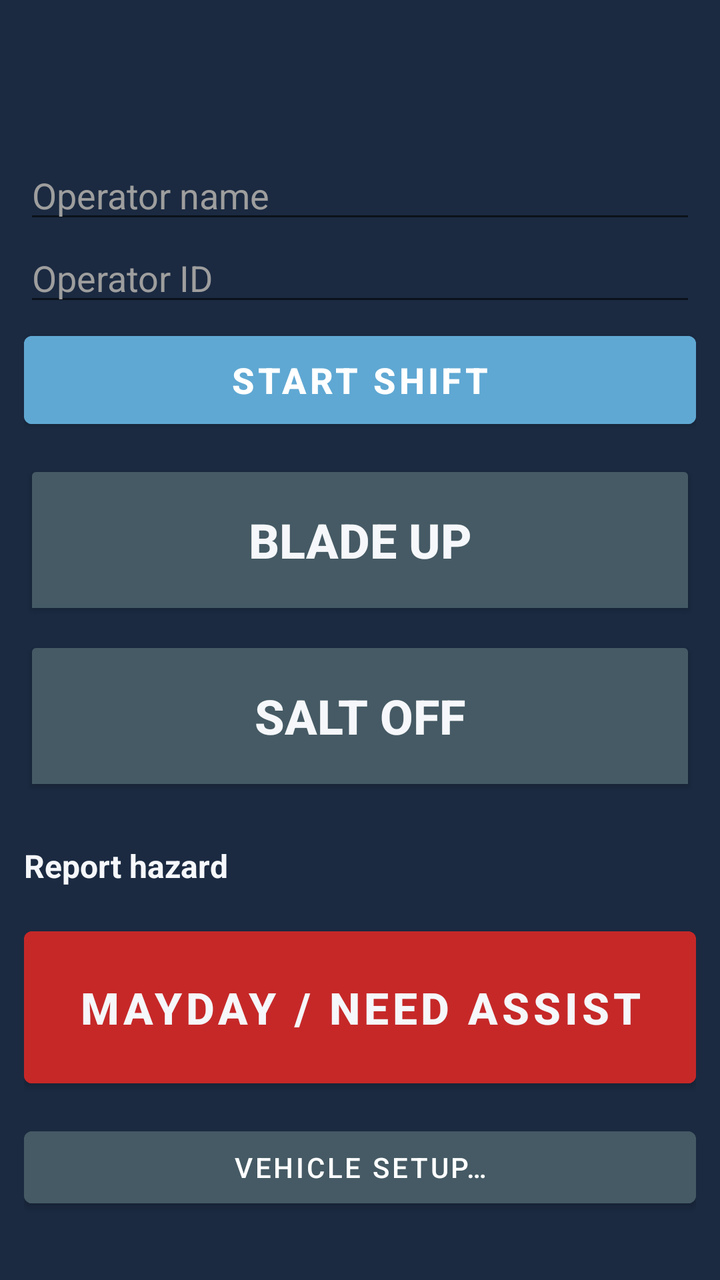
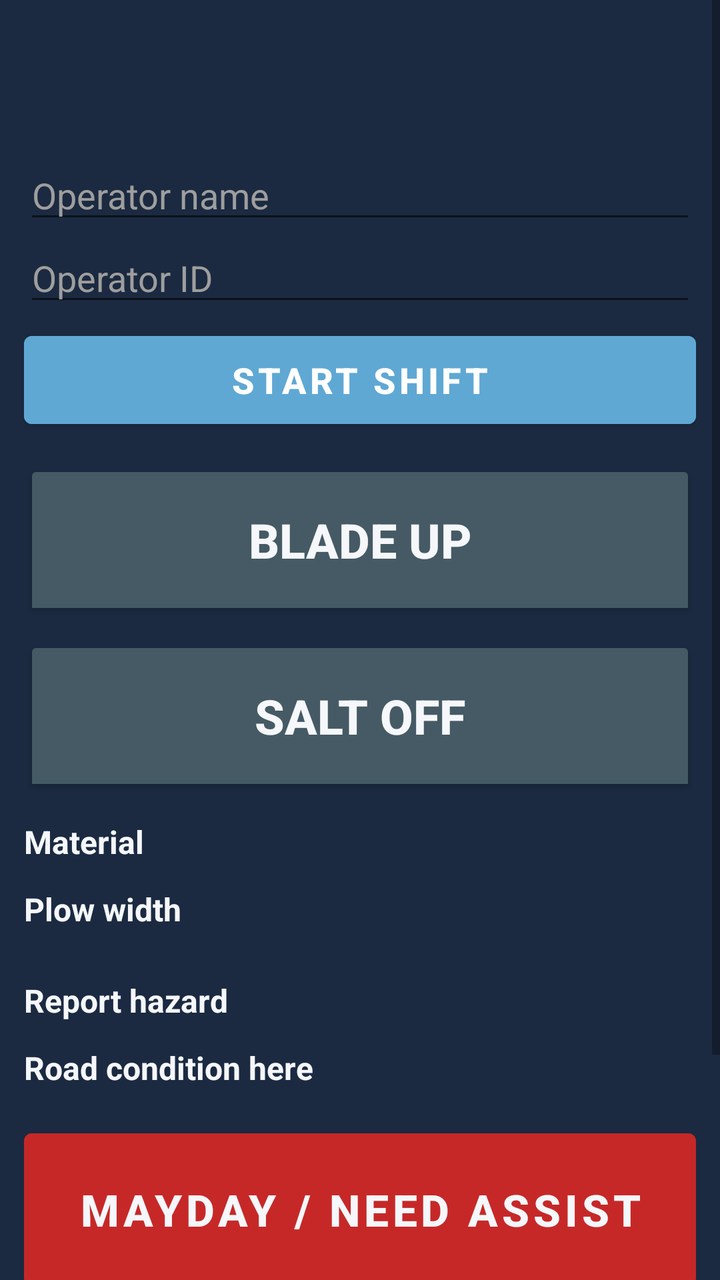

Two renders of the same Android screen: before a commit and after it. Below are the layout's source before the change and the commit's diff.
<!-- AndroidManifest.xml: fallback theme Theme.MaterialComponents.DayNight.NoActionBar -->
<!-- res/layout/panel_driver.xml -->
<?xml version="1.0" encoding="utf-8"?>
<ScrollView xmlns:android="http://schemas.android.com/apk/res/android"
    android:layout_width="match_parent"
    android:layout_height="match_parent"
    android:background="@color/ideaplow_bg">

    <LinearLayout
        android:layout_width="match_parent"
        android:layout_height="wrap_content"
        android:orientation="vertical"
        android:padding="12dp">

        <TextView
            android:id="@+id/driver_header"
            android:layout_width="match_parent"
            android:layout_height="wrap_content"
            android:textColor="@color/ideaplow_text"
            android:textSize="20sp"
            android:textStyle="bold" />

        <TextView
            android:id="@+id/driver_status_line"
            android:layout_width="match_parent"
            android:layout_height="wrap_content"
            android:layout_marginTop="4dp"
            android:textColor="@color/ideaplow_accent"
            android:textSize="18sp"
            android:textStyle="bold" />

        
        <LinearLayout
            android:id="@+id/driver_shift_form"
            android:layout_width="match_parent"
            android:layout_height="wrap_content"
            android:layout_marginTop="8dp"
            android:orientation="vertical">

            <EditText
                android:id="@+id/driver_operator_name"
                android:layout_width="match_parent"
                android:layout_height="wrap_content"
                android:hint="@string/driver_operator_name_hint"
                android:inputType="textPersonName"
                android:textColor="@color/ideaplow_text"
                android:textColorHint="@color/ideaplow_grey"
                android:textSize="18sp" />

            <EditText
                android:id="@+id/driver_operator_id"
                android:layout_width="match_parent"
                android:layout_height="wrap_content"
                android:hint="@string/driver_operator_id_hint"
                android:inputType="text"
                android:textColor="@color/ideaplow_text"
                android:textColorHint="@color/ideaplow_grey"
                android:textSize="18sp" />
        </LinearLayout>

        <Button
            android:id="@+id/driver_shift_button"
            android:layout_width="match_parent"
            android:layout_height="56dp"
            android:layout_marginTop="4dp"
            android:backgroundTint="@color/ideaplow_accent"
            android:text="@string/driver_shift_start"
            android:textSize="18sp"
            android:textStyle="bold" />

        
        <ToggleButton
            android:id="@+id/driver_blade_toggle"
            android:layout_width="match_parent"
            android:layout_height="80dp"
            android:layout_marginTop="12dp"
            android:backgroundTint="@color/ideaplow_toggle_off"
            android:textColor="@color/ideaplow_text"
            android:textOff="@string/driver_blade_up"
            android:textOn="@string/driver_blade_down"
            android:textSize="24sp"
            android:textStyle="bold" />

        <ToggleButton
            android:id="@+id/driver_salt_toggle"
            android:layout_width="match_parent"
            android:layout_height="80dp"
            android:layout_marginTop="8dp"
            android:backgroundTint="@color/ideaplow_toggle_off"
            android:textColor="@color/ideaplow_text"
            android:textOff="@string/driver_salt_off"
            android:textOn="@string/driver_salt_on"
            android:textSize="24sp"
            android:textStyle="bold" />

        
        <GridLayout
            android:id="@+id/driver_status_grid"
            android:layout_width="match_parent"
            android:layout_height="wrap_content"
            android:layout_marginTop="12dp"
            android:columnCount="2" />

        
        <TextView
            android:layout_width="match_parent"
            android:layout_height="wrap_content"
            android:layout_marginTop="12dp"
            android:text="@string/driver_hazards_title"
            android:textColor="@color/ideaplow_text"
            android:textSize="16sp"
            android:textStyle="bold" />

        <GridLayout
            android:id="@+id/driver_hazard_grid"
            android:layout_width="match_parent"
            android:layout_height="wrap_content"
            android:columnCount="2" />

        
        <Button
            android:id="@+id/driver_distress"
            android:layout_width="match_parent"
            android:layout_height="88dp"
            android:layout_marginTop="16dp"
            android:backgroundTint="@color/ideaplow_distress"
            android:text="@string/driver_distress"
            android:textColor="@color/ideaplow_text"
            android:textSize="22sp"
            android:textStyle="bold" />

        <Button
            android:id="@+id/driver_settings"
            android:layout_width="match_parent"
            android:layout_height="48dp"
            android:layout_marginTop="12dp"
            android:backgroundTint="@color/ideaplow_toggle_off"
            android:text="@string/driver_settings"
            android:textSize="14sp" />
    </LinearLayout>
</ScrollView>
<!-- resources referenced by this layout -->
<resources>
  <color name="ideaplow_accent">#5FA8D3</color>
  <color name="ideaplow_bg">#1B2A41</color>
  <color name="ideaplow_distress">#C62828</color>
  <color name="ideaplow_grey">#9E9E9E</color>
  <color name="ideaplow_text">#F5F7FA</color>
  <color name="ideaplow_toggle_off">#455A64</color>
  <string name="driver_blade_down">BLADE DOWN</string>
  <string name="driver_blade_up">BLADE UP</string>
  <string name="driver_distress">MAYDAY / NEED ASSIST</string>
  <string name="driver_hazards_title">Report hazard</string>
  <string name="driver_operator_id_hint">Operator ID</string>
  <string name="driver_operator_name_hint">Operator name</string>
  <string name="driver_salt_off">SALT OFF</string>
  <string name="driver_salt_on">SALT ON</string>
  <string name="driver_settings">Vehicle setup…</string>
  <string name="driver_shift_start">Start shift</string>
</resources>

<!-- the commit's change to res/layout/panel_driver.xml (unified diff, before → after) -->
@@ -92,6 +92,90 @@
             android:textStyle="bold" />
 
         
+        <LinearLayout
+            android:id="@+id/driver_task_bar"
+            android:layout_width="match_parent"
+            android:layout_height="wrap_content"
+            android:layout_marginTop="12dp"
+            android:background="@color/ideaplow_toggle_off"
+            android:orientation="vertical"
+            android:padding="8dp"
+            android:visibility="gone">
+
+            <TextView
+                android:id="@+id/driver_task_text"
+                android:layout_width="match_parent"
+                android:layout_height="wrap_content"
+                android:textColor="@color/ideaplow_text"
+                android:textSize="18sp"
+                android:textStyle="bold" />
+
+            <LinearLayout
+                android:layout_width="match_parent"
+                android:layout_height="wrap_content"
+                android:layout_marginTop="8dp"
+                android:orientation="horizontal">
+
+                <Button
+                    android:id="@+id/driver_task_ack"
+                    android:layout_width="0dp"
+                    android:layout_height="72dp"
+                    android:layout_marginEnd="4dp"
+                    android:layout_weight="1"
+                    android:backgroundTint="@color/ideaplow_accent"
+                    android:text="@string/driver_task_ack"
+                    android:textSize="22sp"
+                    android:textStyle="bold" />
+
+                <Button
+                    android:id="@+id/driver_task_decline"
+                    android:layout_width="0dp"
+                    android:layout_height="72dp"
+                    android:layout_marginStart="4dp"
+                    android:layout_weight="1"
+                    android:backgroundTint="@color/ideaplow_distress"
+                    android:text="@string/driver_task_decline"
+                    android:textColor="@color/ideaplow_text"
+                    android:textSize="22sp"
+                    android:textStyle="bold" />
+            </LinearLayout>
+        </LinearLayout>
+
+        
+        <TextView
+            android:id="@+id/driver_material_title"
+            android:layout_width="match_parent"
+            android:layout_height="wrap_content"
+            android:layout_marginTop="12dp"
+            android:text="@string/driver_material_title"
+            android:textColor="@color/ideaplow_text"
+            android:textSize="16sp"
+            android:textStyle="bold" />
+
+        <GridLayout
+            android:id="@+id/driver_material_grid"
+            android:layout_width="match_parent"
+            android:layout_height="wrap_content"
+            android:columnCount="4" />
+
+        
+        <TextView
+            android:id="@+id/driver_width_title"
+            android:layout_width="match_parent"
+            android:layout_height="wrap_content"
+            android:layout_marginTop="12dp"
+            android:text="@string/driver_width_title"
+            android:textColor="@color/ideaplow_text"
+            android:textSize="16sp"
+            android:textStyle="bold" />
+
+        <GridLayout
+            android:id="@+id/driver_width_grid"
+            android:layout_width="match_parent"
+            android:layout_height="wrap_content"
+            android:columnCount="3" />
+
+        
         <GridLayout
             android:id="@+id/driver_status_grid"
             android:layout_width="match_parent"
@@ -114,6 +198,22 @@
             android:layout_width="match_parent"
             android:layout_height="wrap_content"
             android:columnCount="2" />
+
+        
+        <TextView
+            android:layout_width="match_parent"
+            android:layout_height="wrap_content"
+            android:layout_marginTop="12dp"
+            android:text="@string/driver_conditions_title"
+            android:textColor="@color/ideaplow_text"
+            android:textSize="16sp"
+            android:textStyle="bold" />
+
+        <GridLayout
+            android:id="@+id/driver_condition_grid"
+            android:layout_width="match_parent"
+            android:layout_height="wrap_content"
+            android:columnCount="3" />
 
         
         <Button
@@ -127,11 +227,22 @@
             android:textSize="22sp"
             android:textStyle="bold" />
 
+        <ToggleButton
+            android:id="@+id/driver_night_toggle"
+            android:layout_width="match_parent"
+            android:layout_height="48dp"
+            android:layout_marginTop="12dp"
+            android:backgroundTint="@color/ideaplow_toggle_off"
+            android:textColor="@color/ideaplow_text"
+            android:textOff="@string/driver_night_off"
+            android:textOn="@string/driver_night_on"
+            android:textSize="14sp" />
+
         <Button
             android:id="@+id/driver_settings"
             android:layout_width="match_parent"
             android:layout_height="48dp"
-            android:layout_marginTop="12dp"
+            android:layout_marginTop="8dp"
             android:backgroundTint="@color/ideaplow_toggle_off"
             android:text="@string/driver_settings"
             android:textSize="14sp" />
<!-- resource entries referenced after the edit -->
@@ -8,13 +8,20 @@
   <color name="ideaplow_toggle_off">#455A64</color>
   <string name="driver_blade_down">BLADE DOWN</string>
   <string name="driver_blade_up">BLADE UP</string>
+  <string name="driver_conditions_title">Road condition here</string>
   <string name="driver_distress">MAYDAY / NEED ASSIST</string>
   <string name="driver_hazards_title">Report hazard</string>
+  <string name="driver_material_title">Material</string>
+  <string name="driver_night_off">NIGHT MODE OFF</string>
+  <string name="driver_night_on">NIGHT MODE ON</string>
   <string name="driver_operator_id_hint">Operator ID</string>
   <string name="driver_operator_name_hint">Operator name</string>
   <string name="driver_salt_off">SALT OFF</string>
   <string name="driver_salt_on">SALT ON</string>
   <string name="driver_settings">Vehicle setup…</string>
   <string name="driver_shift_start">Start shift</string>
+  <string name="driver_task_ack">ACK</string>
+  <string name="driver_task_decline">DECLINE</string>
+  <string name="driver_width_title">Plow width</string>
 </resources>
 
